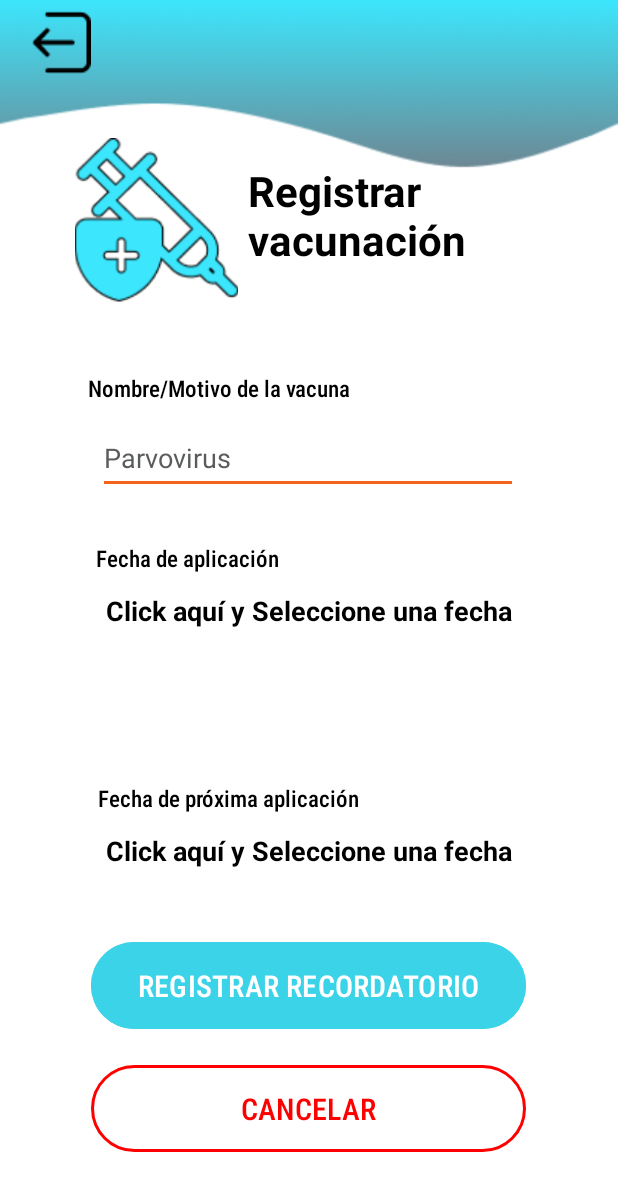
After one commit to FacuVillalba44/PetTrack, an Android app: the RegistrarVacunacionActivity screen opened directly, with no data from a screen before it, on a phone screen of 412 x 824 dp. The commit adds this screen. Shown: the top 1191 px of the screen. Run offline under Robolectric (Android 15) with nearby library versions, the phone set to English and light mode, and no system bars.

Commit message:
implementando pantalla de registro de vacunacion y optimizacion del registrar mascotas y registrar recordatorios

```diff
--- a/PetTrack/app/src/main/AndroidManifest.xml
+++ b/PetTrack/app/src/main/AndroidManifest.xml
@@ -12,6 +12,9 @@
         android:supportsRtl="true"
         android:theme="@style/Theme.PetTrack"
         tools:targetApi="31">
+        <activity
+            android:name=".RegistrarVacunacionActivity"
+            android:exported="false" />
         <activity
             android:name=".RegistrarMascotaActivity"
             android:exported="false" />
--- a/PetTrack/app/src/main/java/com/devfacu/pettrack/RegistrarMascotaActivity.java
+++ b/PetTrack/app/src/main/java/com/devfacu/pettrack/RegistrarMascotaActivity.java
@@ -99,6 +99,8 @@ public class RegistrarMascotaActivity extends AppCompatActivity {
                     String sexo = selectedRadioButton.getText().toString();
 
                     Toast.makeText(getApplicationContext(), "Datos guardados", Toast.LENGTH_LONG).show();
+                    Intent retornar = new Intent(RegistrarMascotaActivity.this, Home_Activity.class);
+                    startActivity(retornar);
                 }else{
                     Toast.makeText(getApplicationContext(), "Fallo al guardar datos", Toast.LENGTH_LONG).show();
                 }
--- a/PetTrack/app/src/main/java/com/devfacu/pettrack/RegistrarRecordatorioActivity.java
+++ b/PetTrack/app/src/main/java/com/devfacu/pettrack/RegistrarRecordatorioActivity.java
@@ -1,6 +1,6 @@
 package com.devfacu.pettrack;
 
-import android.annotation.SuppressLint;
+
 import android.app.DatePickerDialog;
 import android.content.Intent;
 import android.graphics.Color;
@@ -11,7 +11,6 @@ import android.view.View;
 import android.widget.ArrayAdapter;
 import android.widget.Button;
 import android.widget.DatePicker;
-import android.widget.EditText;
 import android.widget.ImageButton;
 import android.widget.Spinner;
 import android.widget.TextView;
@@ -28,7 +27,7 @@ public class RegistrarRecordatorioActivity extends AppCompatActivity {
     ImageButton volverAHome;
     private static final String TAG = "activity_agregar_Recordatorio";
     private DatePickerDialog.OnDateSetListener fechaRecordatorio;
-    private TextView fechaRSeleccion;
+    TextView fechaRSeleccion;
     private Spinner spinnerMascotaR,spinnerMotivoR;
     private Button btnRegistrarRecordatorio, btnCancelar;
 
@@ -61,6 +60,7 @@ public class RegistrarRecordatorioActivity extends AppCompatActivity {
         });
 
     //_______Manejo de calendario-____
+
         fechaRSeleccion.setOnClickListener(new View.OnClickListener() {
             @Override
             public void onClick(View v) {
@@ -87,6 +87,7 @@ public class RegistrarRecordatorioActivity extends AppCompatActivity {
             }
         };
 
+
     //_______Boton registrar recordatorio
         btnRegistrarRecordatorio.setOnClickListener(new View.OnClickListener() {
             @Override
@@ -94,10 +95,11 @@ public class RegistrarRecordatorioActivity extends AppCompatActivity {
                 if (validarRecordatorio(fechaRSeleccion)){
                     String fechaElegida=fechaRSeleccion.getText().toString();
                     String motivo=spinnerMotivoR.getSelectedItem().toString();
-                    String mascotaAplicada= spinnerMascotaR.getSelectedItem().toString();
+                //    String mascotaAplicada= spinnerMascotaR.getSelectedItem().toString();
                     Intent volverAHome = new Intent(RegistrarRecordatorioActivity.this, Home_Activity.class);
+                    Toast.makeText(getApplicationContext(), "Recordatorio guardado correctamente", Toast.LENGTH_LONG).show();
                     startActivity(volverAHome);
-                    finish();
+
                 }
             }
         });
@@ -128,9 +130,9 @@ public class RegistrarRecordatorioActivity extends AppCompatActivity {
     }//<Cierre de onCreate
 
     private boolean validarRecordatorio(TextView fechaRecordatorio) {
-        String Nacimiento = fechaRecordatorio.getText().toString();
-        String validarNacimiento = "Click aquí y Seleccione una fecha";
-        if (Nacimiento.equals(validarNacimiento)) {
+        String recordatorio = fechaRecordatorio.getText().toString();
+        String validarRecordatorio = "Click aquí y Seleccione una fecha";
+        if (recordatorio.equals(validarRecordatorio)) {
             Toast.makeText(getApplicationContext(), "Seleccione una fecha", Toast.LENGTH_LONG).show();
             return false;
         } else {
--- /dev/null
+++ b/PetTrack/app/src/main/java/com/devfacu/pettrack/RegistrarVacunacionActivity.java
@@ -0,0 +1,126 @@
+package com.devfacu.pettrack;
+
+import android.annotation.SuppressLint;
+import android.app.DatePickerDialog;
+import android.content.Intent;
+import android.graphics.Color;
+import android.graphics.drawable.ColorDrawable;
+import android.os.Bundle;
+import android.util.Log;
+import android.view.View;
+import android.widget.Button;
+import android.widget.EditText;
+import android.widget.TextView;
+import android.widget.Toast;
+
+import androidx.activity.OnBackPressedCallback;
+import androidx.activity.OnBackPressedDispatcher;
+import androidx.appcompat.app.AppCompatActivity;
+
+import java.util.Calendar;
+import java.util.Objects;
+
+public class RegistrarVacunacionActivity extends AppCompatActivity {
+    private static final String TAG = "activity_registrar_vacunacion";
+    private DatePickerDialog.OnDateSetListener fechaAplicado, siguienteAplicacion;
+    TextView fechaAplicacion, proximaAplicacion;
+    Button registrarVacuna,cancelarRegistro;
+    EditText nombreVacuna;
+
+    @SuppressLint("MissingInflatedId")
+    @Override
+    protected void onCreate(Bundle savedInstanceState) {
+        super.onCreate(savedInstanceState);
+
+        setContentView(R.layout.activity_registrar_vacunacion);
+        nombreVacuna = findViewById(R.id.etNombreVacuna);
+        registrarVacuna = findViewById(R.id.btnRegistraVacuna);
+        cancelarRegistro=findViewById(R.id.btnCanelarRegistroV);
+        fechaAplicacion = findViewById(R.id.tvFechaAplicacion);
+        proximaAplicacion=findViewById(R.id.tvFechaAplicacion2);
+
+
+    //________manejo fecha de aplicación de vacuna
+        fechaAplicacion.setOnClickListener(v -> {
+            Calendar cal = Calendar.getInstance();
+            int year = cal.get(Calendar.YEAR);
+            int month = cal.get(Calendar.MONTH);
+            int day = cal.get(Calendar.DAY_OF_MONTH);
+            DatePickerDialog dialog = new DatePickerDialog(
+                    RegistrarVacunacionActivity.this,
+                    android.R.style.Theme_Holo_Light_Dialog_MinWidth,
+                    fechaAplicado,
+                    year,month,day);
+            Objects.requireNonNull(dialog.getWindow()).setBackgroundDrawable(new ColorDrawable(Color.TRANSPARENT));
+            dialog.show();
+        });
+        fechaAplicado = (view, anio, mes, dia) -> {
+            mes = mes+1;
+            Log.d(TAG,"onDateSet: dd/mm/yyy:" + dia +"/"+ mes + "/" + anio);
+            String date = dia +"/"+mes+"/"+anio;//<--aca le doy formato y guardo la fecha
+            fechaAplicacion.setText(date);//<--Cambio el text del textView por la fecha seleccionada
+        };
+        //________manejo fecha de siguiente vacuna
+        proximaAplicacion.setOnClickListener(v -> {
+            Calendar cal = Calendar.getInstance();
+            int year = cal.get(Calendar.YEAR);
+            int month = cal.get(Calendar.MONTH);
+            int day = cal.get(Calendar.DAY_OF_MONTH);
+            DatePickerDialog dialog = new DatePickerDialog(
+                    RegistrarVacunacionActivity.this,
+                    android.R.style.Theme_Holo_Light_Dialog_MinWidth,
+                    siguienteAplicacion,
+                    year,month,day);
+            Objects.requireNonNull(dialog.getWindow()).setBackgroundDrawable(new ColorDrawable(Color.TRANSPARENT));
+            dialog.show();
+        });
+        siguienteAplicacion = (view, anio, mes, dia) -> {
+            mes = mes+1;
+            Log.d(TAG,"onDateSet: dd/mm/yyy:" + dia +"/"+ mes + "/" + anio);
+            String date = dia +"/"+mes+"/"+anio;//<--aca le doy formato y guardo la fecha
+            proximaAplicacion.setText(date);//<--Cambio el text del textView por la fecha seleccionada
+        };
+
+        registrarVacuna.setOnClickListener(new View.OnClickListener() {
+            @Override
+            public void onClick(View v) {
+                if (validarFechas(fechaAplicacion,proximaAplicacion)){
+                    String fechaAplicada=fechaAplicacion.getText().toString();
+                    String siguienteAplicacion=proximaAplicacion.getText().toString();
+                    String nombreV=nombreVacuna.getText().toString();
+
+                    //Intent volverAHome = new Intent(RegistrarRecordatorioActivity.this, Home_Activity.class);
+                    Toast.makeText(getApplicationContext(), "Registro guardado correctamente", Toast.LENGTH_LONG).show();
+                    //startActivity(volverAHome);
+
+                }
+            }
+        });
+
+        //_____Inicio de manejo del botón  de la barra de nativa para volver
+        OnBackPressedDispatcher onBackPressedDispatcher = getOnBackPressedDispatcher();
+        onBackPressedDispatcher.addCallback(this, new OnBackPressedCallback(true) {
+            @Override
+            public void handleOnBackPressed() {
+                Intent volverAHome = new Intent(RegistrarVacunacionActivity.this, Home_Activity.class);
+                startActivity(volverAHome);
+                finish();
+            }
+        });
+
+    }//<--llave onCreate
+
+    private boolean validarFechas(TextView fecha1,TextView fecha2) {
+        String aplicacion = fecha1.getText().toString();
+        String proximaAplicacion = fecha2.getText().toString();
+        String validarFecha = "Click aquí y Seleccione una fecha";
+        if (aplicacion.equals(validarFecha)||proximaAplicacion.equals(validarFecha)) {
+            Toast.makeText(getApplicationContext(), "Seleccione una fecha", Toast.LENGTH_LONG).show();
+            return false;
+        } else {
+            // Los campos están completos y correctos
+            return true;
+        }
+    }
+
+}
--- /dev/null
+++ b/PetTrack/app/src/main/res/layout/activity_registrar_vacunacion.xml
@@ -0,0 +1,198 @@
+<?xml version="1.0" encoding="utf-8"?>
+<androidx.constraintlayout.widget.ConstraintLayout xmlns:android="http://schemas.android.com/apk/res/android"
+    xmlns:app="http://schemas.android.com/apk/res-auto"
+    xmlns:tools="http://schemas.android.com/tools"
+    android:id="@+id/main"
+    android:layout_width="match_parent"
+    android:background="@drawable/fondogradiente"
+    android:layout_height="match_parent"
+    tools:context=".RegistrarVacunacionActivity">
+
+    <ImageButton
+        android:id="@+id/imgBtnVolverAHome_V"
+        android:layout_width="wrap_content"
+        android:layout_height="wrap_content"
+        android:layout_marginTop="4dp"
+        android:background="@color/color_transparente"
+        android:minWidth="48dp"
+        android:minHeight="48dp"
+        app:layout_constraintEnd_toEndOf="parent"
+        app:layout_constraintHorizontal_bias="0.046"
+        app:layout_constraintStart_toStartOf="parent"
+        app:layout_constraintTop_toTopOf="parent"
+        app:srcCompat="@drawable/btnvolver"
+        tools:ignore="SpeakableTextPresentCheck" />
+
+    <ImageView
+        android:id="@+id/imageView"
+        android:layout_width="110dp"
+        android:layout_height="110dp"
+        android:layout_marginTop="92dp"
+        app:layout_constraintEnd_toEndOf="parent"
+        app:layout_constraintHorizontal_bias="0.164"
+        app:layout_constraintStart_toStartOf="parent"
+        app:layout_constraintTop_toTopOf="parent"
+        app:srcCompat="@drawable/icono_vacuna" />
+
+    <TextView
+        android:id="@+id/tv1Vacuna"
+        android:layout_width="240dp"
+        android:layout_height="wrap_content"
+        android:layout_marginTop="108dp"
+        android:layout_marginEnd="4dp"
+        android:ems="10"
+        android:text="@string/tv_vacuna_title"
+        android:textAlignment="textStart"
+        android:textColor="@color/black"
+        android:textSize="28sp"
+        android:textStyle="bold"
+        app:layout_constraintEnd_toEndOf="parent"
+        app:layout_constraintHorizontal_bias="0.657"
+        app:layout_constraintStart_toEndOf="@+id/imageView"
+        app:layout_constraintTop_toTopOf="parent" />
+
+
+    <TextView
+        android:id="@+id/textView3"
+        android:layout_width="wrap_content"
+        android:layout_height="wrap_content"
+        android:layout_marginTop="248dp"
+        android:fontFamily="sans-serif-condensed-light"
+        android:text="@string/tv_vacuna_1"
+        android:textAlignment="textStart"
+        android:textColor="@color/black"
+        android:textSize="15sp"
+        android:textStyle="bold"
+        app:layout_constraintEnd_toEndOf="parent"
+        app:layout_constraintHorizontal_bias="0.248"
+        app:layout_constraintStart_toStartOf="parent"
+        app:layout_constraintTop_toTopOf="parent" />
+
+    <EditText
+        android:id="@+id/etNombreVacuna"
+        android:layout_width="280dp"
+        android:layout_height="wrap_content"
+        android:layout_marginTop="12dp"
+        android:backgroundTint="@color/color_line_1"
+        android:ems="10"
+        android:hint="@string/ej_vacuna"
+        android:importantForAutofill="no"
+        android:inputType="text"
+        android:minHeight="48dp"
+        android:textColor="@color/black"
+        android:textColorHint="@color/color_hint_1"
+        app:layout_constraintEnd_toEndOf="parent"
+        app:layout_constraintHorizontal_bias="0.496"
+        app:layout_constraintStart_toStartOf="parent"
+        app:layout_constraintTop_toBottomOf="@+id/textView3" />
+
+    <TextView
+        android:id="@+id/tvFecha1"
+        android:layout_width="wrap_content"
+        android:layout_height="wrap_content"
+        android:layout_marginTop="32dp"
+        android:fontFamily="sans-serif-condensed-light"
+        android:text="@string/tv_fecha_vacuna_1"
+        android:textAlignment="textStart"
+        android:textColor="@color/black"
+        android:textSize="15sp"
+        android:textStyle="bold"
+        app:layout_constraintEnd_toEndOf="parent"
+        app:layout_constraintHorizontal_bias="0.221"
+        app:layout_constraintStart_toStartOf="parent"
+        app:layout_constraintTop_toBottomOf="@+id/etNombreVacuna" />
+
+
+    <TextView
+        android:id="@+id/tvFechaAplicacion"
+        android:layout_width="280dp"
+        android:layout_height="29dp"
+        android:layout_marginTop="12dp"
+        android:backgroundTint="@color/color_line_1"
+        android:ems="10"
+        android:text="@string/eligir_fecha"
+        android:textAlignment="center"
+        android:textColor="@color/black"
+        android:textSize="18sp"
+        android:textStyle="bold"
+        app:layout_constraintEnd_toEndOf="parent"
+        app:layout_constraintHorizontal_bias="0.496"
+        app:layout_constraintStart_toStartOf="parent"
+        app:layout_constraintTop_toBottomOf="@+id/tvFecha1" />
+
+    <TextView
+        android:id="@+id/tvFecha2"
+        android:layout_width="wrap_content"
+        android:layout_height="wrap_content"
+        android:layout_marginBottom="12dp"
+        android:fontFamily="sans-serif-condensed-light"
+        android:text="@string/tv_fecha_vacuna_2"
+        android:textAlignment="textStart"
+        android:textColor="@color/black"
+        android:textSize="15sp"
+        android:textStyle="bold"
+        app:layout_constraintBottom_toTopOf="@+id/tvFechaAplicacion2"
+        app:layout_constraintEnd_toEndOf="parent"
+        app:layout_constraintHorizontal_bias="0.275"
+        app:layout_constraintStart_toStartOf="parent" />
+
+    <TextView
+        android:id="@+id/tvFechaAplicacion2"
+        android:layout_width="280dp"
+        android:layout_height="29dp"
+        android:layout_marginBottom="40dp"
+        android:backgroundTint="@color/color_line_1"
+        android:ems="10"
+        android:text="@string/eligir_fecha"
+        android:textAlignment="center"
+        android:textColor="@color/black"
+        android:textSize="18sp"
+        android:textStyle="bold"
+        app:layout_constraintBottom_toTopOf="@+id/btnRegistraVacuna"
+        app:layout_constraintEnd_toEndOf="parent"
+        app:layout_constraintHorizontal_bias="0.496"
+        app:layout_constraintStart_toStartOf="parent" />
+
+    <Button
+        android:id="@+id/btnRegistraVacuna"
+        android:layout_width="290dp"
+        android:layout_height="wrap_content"
+        android:layout_marginBottom="16dp"
+        android:backgroundTint="@color/color_btn_1"
+        android:fontFamily="sans-serif-condensed-light"
+        android:paddingTop="15dp"
+        android:paddingBottom="15dp"
+        android:text="@string/btn_registrar_recordatorio"
+        android:textColor="@color/white"
+        android:textSize="20sp"
+        android:textStyle="bold"
+        app:layout_constraintBottom_toTopOf="@+id/btnCanelarRegistroV"
+        app:layout_constraintEnd_toEndOf="parent"
+        app:layout_constraintHorizontal_bias="0.496"
+        app:layout_constraintStart_toStartOf="parent" />
+
+    <Button
+        android:id="@+id/btnCanelarRegistroV"
+        android:layout_width="290dp"
+        android:layout_height="wrap_content"
+        android:layout_marginBottom="52dp"
+        android:backgroundTint="@color/color_transparente"
+        android:fontFamily="sans-serif-condensed-light"
+        android:paddingTop="15dp"
+        android:paddingBottom="15dp"
+        android:text="@string/btn_cancelar"
+        android:textColor="@color/color_text_1"
+        android:textSize="20sp"
+        android:textStyle="bold"
+        app:layout_constraintBottom_toBottomOf="parent"
+        app:layout_constraintEnd_toEndOf="parent"
+        app:layout_constraintHorizontal_bias="0.496"
+        app:layout_constraintStart_toStartOf="parent"
+        app:strokeColor="@color/color_text_1"
+        app:strokeWidth="2dp" />
+
+
+
+
+
+</androidx.constraintlayout.widget.ConstraintLayout>
--- a/PetTrack/app/src/main/res/values/strings.xml
+++ b/PetTrack/app/src/main/res/values/strings.xml
@@ -48,7 +48,7 @@
     <string name="Sexo_Mascota">Sexo:</string>
     <string name="razaMascota">Raza:</string>
     <string name="ej_raza_mascota">ingrese la raza de su mascota</string>
-    <string name="btn_registrar_mascota" >REGISTRAR MASCOTA</string>
+    <string name="btn_registrar_mascota">REGISTRAR MASCOTA</string>
 
     <!--Sttrings usados en la pantalla de agregar recordatorios-->
     <string name="tv_fecha_recordatorio">Seleccione la fecha del recordatio</string>
@@ -58,6 +58,13 @@
     <string name="btn_registrar_recordatorio">REGISTRAR RECORDATORIO</string>
     <string name="btn_cancelar">CANCELAR</string>
     <string name="registrar_recordatorio_H">+Registrar recordatorio</string>
+    <!--Sttrings usados en la pantalla de agregar vacunacion-->
+    <string name="tv_vacuna_title">Registrar vacunación</string>
+    <string name="tv_vacuna_1">Nombre/Motivo de la vacuna</string>
+    <string name="tv_fecha_vacuna_1">Fecha de aplicación</string>
+    <string name="tv_fecha_vacuna_2">Fecha de próxima aplicación</string>
+    <string name="ej_vacuna">Parvovirus</string>
+
 
 
 </resources>
```
Also changed, not shown: PetTrack/app/src/main/res/drawable/icono_pastilla.png (added), PetTrack/app/src/main/res/drawable/icono_vacuna.png (added).
